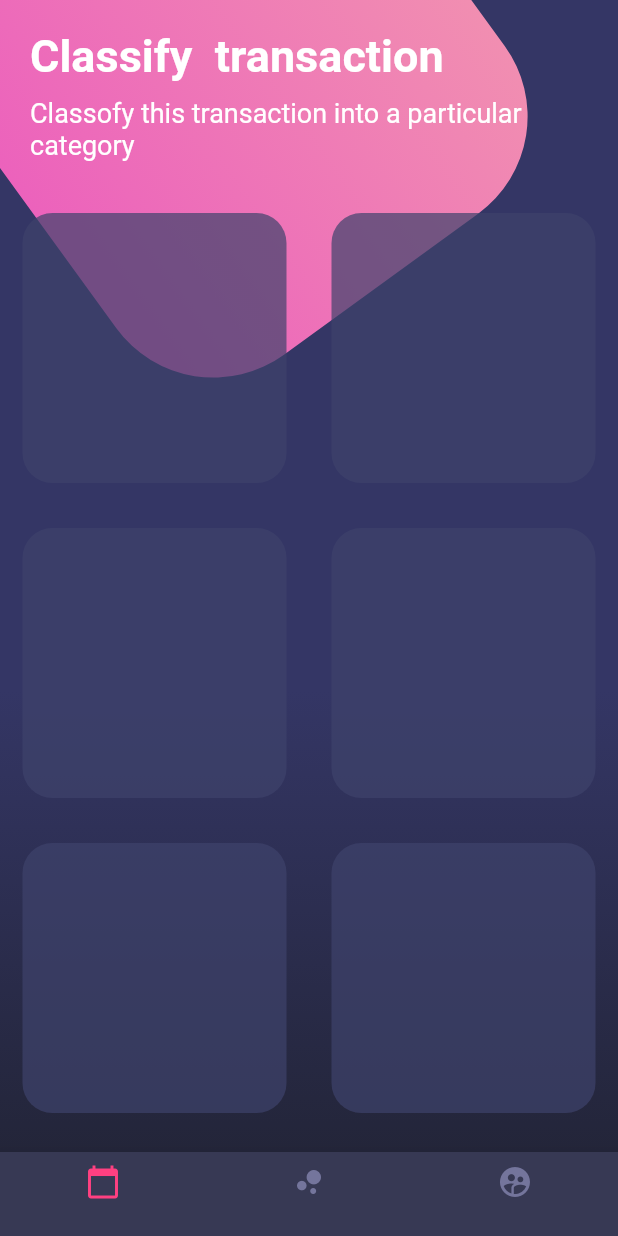
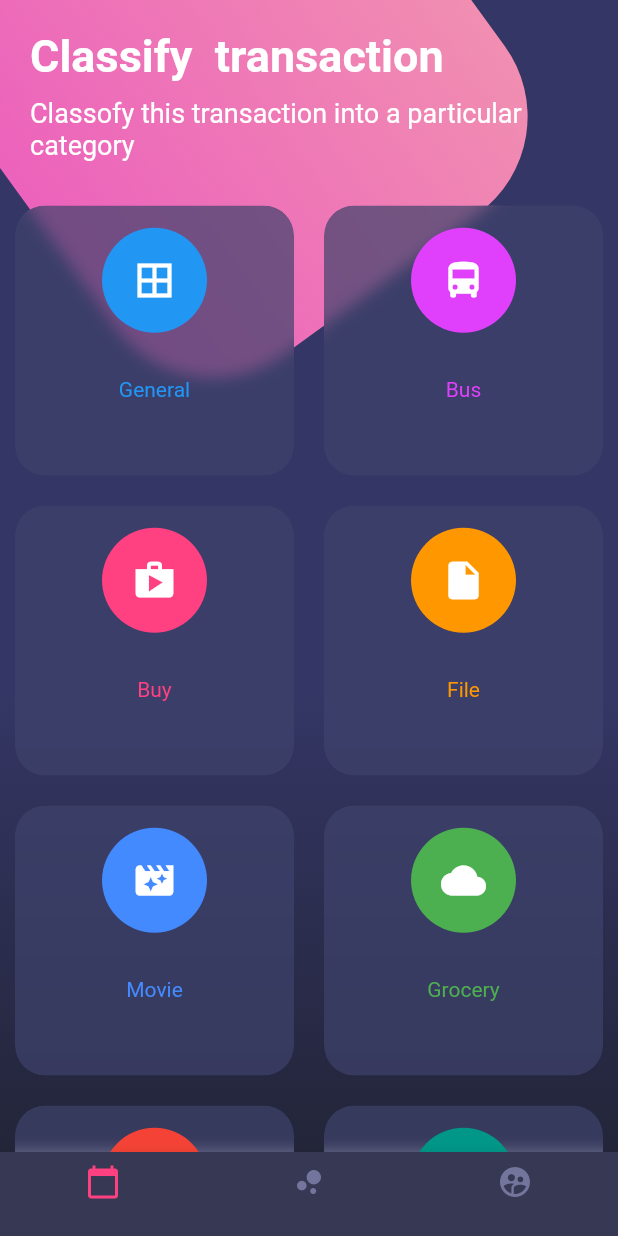
Before and after one commit to duesk/Flutter-test-design-App, a Flutter app: the screen it shows after launch, on a phone screen of 412 x 824 dp. Run offline on Flutter 3.47's test engine with Material 2 defaults, Android fonts, the phone set to English and light mode, and no system bars.

Commit message:
seccion terminada

```diff
--- a/lib/src/pages/botones.dart
+++ b/lib/src/pages/botones.dart
@@ -1,6 +1,9 @@
+import 'package:flutter/material.dart';
+
+
 import 'dart:math';
+import 'dart:ui';
 
-import 'package:flutter/material.dart';
 
 class BotonesPage extends StatelessWidget {
 
@@ -33,26 +36,26 @@ class BotonesPage extends StatelessWidget {
       children: [
         TableRow(
           children: [
-            _crearBotonesRedondeados(),
-            _crearBotonesRedondeados()
+            _crearBotonesRedondeados(Colors.blue, Icons.border_all, "General"),
+            _crearBotonesRedondeados(Colors.purpleAccent, Icons.directions_bus, "Bus")
           ]
         ),
         TableRow(
           children: [
-            _crearBotonesRedondeados(),
-            _crearBotonesRedondeados()
+            _crearBotonesRedondeados(Colors.pinkAccent, Icons.shop, "Buy"),
+            _crearBotonesRedondeados(Colors.orange, Icons.insert_drive_file, "File")
           ]
         ),
         TableRow(
           children: [
-            _crearBotonesRedondeados(),
-            _crearBotonesRedondeados()
+            _crearBotonesRedondeados(Colors.blueAccent, Icons.movie_filter, "Movie"),
+            _crearBotonesRedondeados(Colors.green, Icons.cloud, "Grocery")
           ]
         )
         ,    TableRow(
           children: [
-            _crearBotonesRedondeados(),
-            _crearBotonesRedondeados()
+            _crearBotonesRedondeados(Colors.red, Icons.collections, "Photos"),
+            _crearBotonesRedondeados(Colors.teal, Icons.help_outline, "General")
           ]
         )
       ]
@@ -60,14 +63,34 @@ class BotonesPage extends StatelessWidget {
 
   }
 
-  Widget _crearBotonesRedondeados(){
+  Widget _crearBotonesRedondeados( Color colorIcon, IconData icon, String titulo){
     return Container(
-      height: 180.0,
-      margin: EdgeInsets.all(15.0),
-      decoration: BoxDecoration(
-        color: Color.fromRGBO(62, 66, 107, 0.7),
-        borderRadius: BorderRadius.circular(20.0)
+          margin: EdgeInsets.all(10.0),
+          child: ClipRRect(
+            borderRadius: BorderRadius.circular(20),
+            child: BackdropFilter(
+              filter: ImageFilter.blur(sigmaX: 5, sigmaY: 5),
+              child: Container(
+              height: 180.0,
+              decoration: BoxDecoration(
+                color: Color.fromRGBO(62, 66, 107, 0.7),
+                borderRadius: BorderRadius.circular(20.0)
+              ),
+              child: Column(
+                mainAxisAlignment: MainAxisAlignment.spaceAround,
+                children: <Widget>[
+                  CircleAvatar(
+                    backgroundColor: colorIcon,
+                    radius: 35.0,
+                    child:Icon(icon, color: Colors.white, size: 30.0,),
+                  ),
+                  Text(titulo , style:  TextStyle(color: colorIcon)),
+                  SizedBox(height: 5.0,)
+                ],
+              ),
       ),
+            ),
+          ),
     );
 
   }
```
